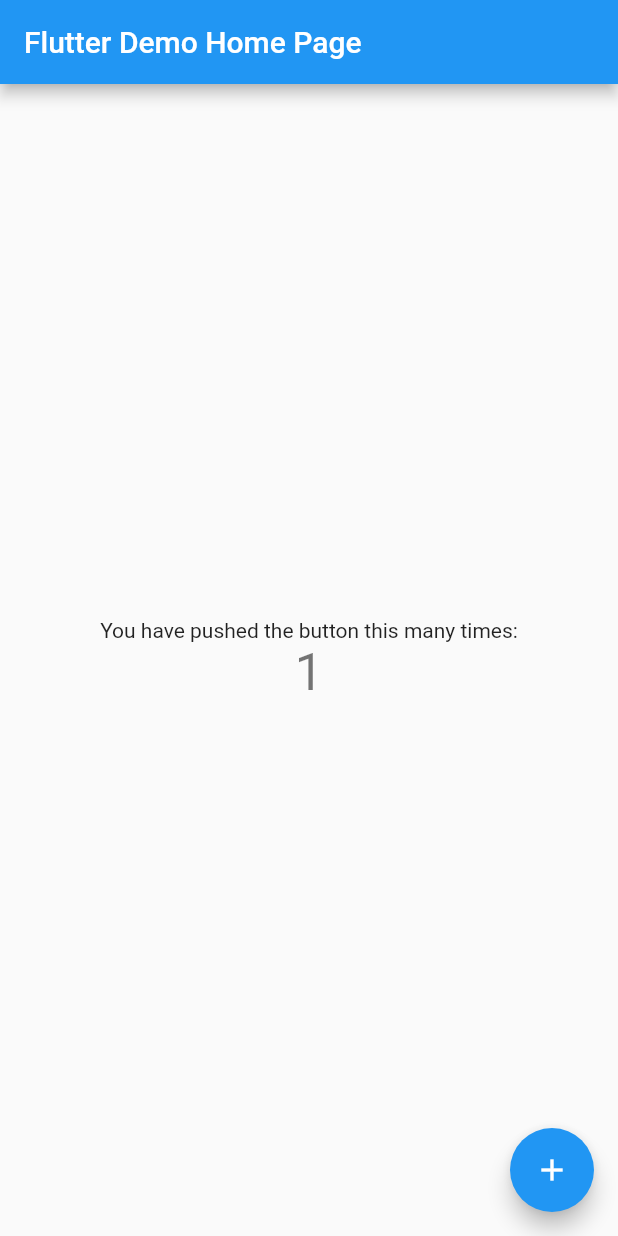
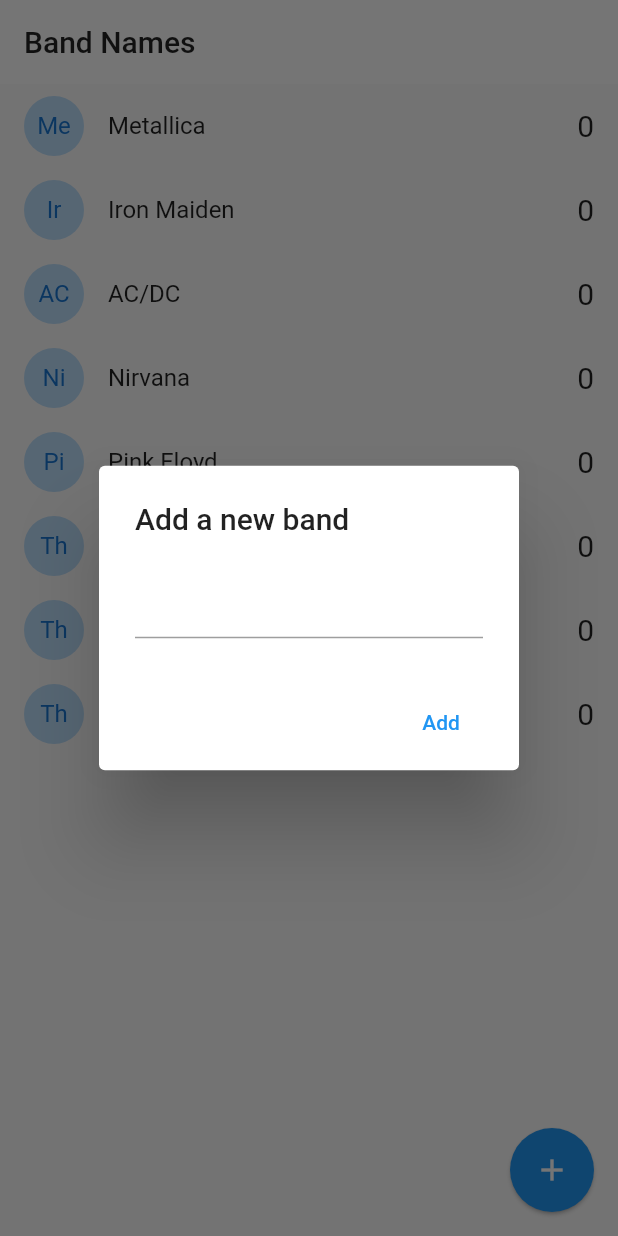
Before and after one commit to andrespd99/bands_app, a Flutter app: the screen it shows after launch, after a tap on the "add" icon, on a phone screen of 412 x 824 dp. Run offline on Flutter 3.47's test engine with Material 2 defaults, Android fonts, the phone set to English and light mode, and no system bars.

Commit message:
Chapter 1.13

```diff
--- a/lib/main.dart
+++ b/lib/main.dart
@@ -1,115 +1,14 @@
+import 'package:bands_app/pages/home.dart';
 import 'package:flutter/material.dart';
 
-void main() {
-  runApp(const MyApp());
-}
+void main() => runApp(MyApp());
 
 class MyApp extends StatelessWidget {
-  const MyApp({Key? key}) : super(key: key);
-
-  // This widget is the root of your application.
   @override
   Widget build(BuildContext context) {
     return MaterialApp(
-      title: 'Flutter Demo',
-      theme: ThemeData(
-        // This is the theme of your application.
-        //
-        // Try running your application with "flutter run". You'll see the
-        // application has a blue toolbar. Then, without quitting the app, try
-        // changing the primarySwatch below to Colors.green and then invoke
-        // "hot reload" (press "r" in the console where you ran "flutter run",
-        // or simply save your changes to "hot reload" in a Flutter IDE).
-        // Notice that the counter didn't reset back to zero; the application
-        // is not restarted.
-        primarySwatch: Colors.blue,
-      ),
-      home: const MyHomePage(title: 'Flutter Demo Home Page'),
+      title: 'Band App',
+      home: HomePage(),
     );
   }
 }
-
-class MyHomePage extends StatefulWidget {
-  const MyHomePage({Key? key, required this.title}) : super(key: key);
-
-  // This widget is the home page of your application. It is stateful, meaning
-  // that it has a State object (defined below) that contains fields that affect
-  // how it looks.
-
-  // This class is the configuration for the state. It holds the values (in this
-  // case the title) provided by the parent (in this case the App widget) and
-  // used by the build method of the State. Fields in a Widget subclass are
-  // always marked "final".
-
-  final String title;
-
-  @override
-  State<MyHomePage> createState() => _MyHomePageState();
-}
-
-class _MyHomePageState extends State<MyHomePage> {
-  int _counter = 0;
-
-  void _incrementCounter() {
-    setState(() {
-      // This call to setState tells the Flutter framework that something has
-      // changed in this State, which causes it to rerun the build method below
-      // so that the display can reflect the updated values. If we changed
-      // _counter without calling setState(), then the build method would not be
-      // called again, and so nothing would appear to happen.
-      _counter++;
-    });
-  }
-
-  @override
-  Widget build(BuildContext context) {
-    // This method is rerun every time setState is called, for instance as done
-    // by the _incrementCounter method above.
-    //
-    // The Flutter framework has been optimized to make rerunning build methods
-    // fast, so that you can just rebuild anything that needs updating rather
-    // than having to individually change instances of widgets.
-    return Scaffold(
-      appBar: AppBar(
-        // Here we take the value from the MyHomePage object that was created by
-        // the App.build method, and use it to set our appbar title.
-        title: Text(widget.title),
-      ),
-      body: Center(
-        // Center is a layout widget. It takes a single child and positions it
-        // in the middle of the parent.
-        child: Column(
-          // Column is also a layout widget. It takes a list of children and
-          // arranges them vertically. By default, it sizes itself to fit its
-          // children horizontally, and tries to be as tall as its parent.
-          //
-          // Invoke "debug painting" (press "p" in the console, choose the
-          // "Toggle Debug Paint" action from the Flutter Inspector in Android
-          // Studio, or the "Toggle Debug Paint" command in Visual Studio Code)
-          // to see the wireframe for each widget.
-          //
-          // Column has various properties to control how it sizes itself and
-          // how it positions its children. Here we use mainAxisAlignment to
-          // center the children vertically; the main axis here is the vertical
-          // axis because Columns are vertical (the cross axis would be
-          // horizontal).
-          mainAxisAlignment: MainAxisAlignment.center,
-          children: <Widget>[
-            const Text(
-              'You have pushed the button this many times:',
-            ),
-            Text(
-              '$_counter',
-              style: Theme.of(context).textTheme.headline4,
-            ),
-          ],
-        ),
-      ),
-      floatingActionButton: FloatingActionButton(
-        onPressed: _incrementCounter,
-        tooltip: 'Increment',
-        child: const Icon(Icons.add),
-      ), // This trailing comma makes auto-formatting nicer for build methods.
-    );
-  }
-}
--- /dev/null
+++ b/lib/models/band.dart
@@ -0,0 +1,17 @@
+class Band {
+  final String id;
+  final String name;
+  int? votes;
+
+  Band({
+    required this.id,
+    required this.name,
+    this.votes,
+  });
+
+  factory Band.fromMap(Map<String, dynamic> data) => Band(
+        id: data['id'],
+        name: data['name'],
+        votes: data['votes'],
+      );
+}
--- /dev/null
+++ b/lib/pages/home.dart
@@ -0,0 +1,145 @@
+import 'dart:io';
+
+import 'package:flutter/cupertino.dart';
+import 'package:flutter/material.dart';
+
+import 'package:bands_app/models/band.dart';
+
+class HomePage extends StatefulWidget {
+  HomePage({Key? key}) : super(key: key);
+
+  @override
+  State<HomePage> createState() => _HomePageState();
+}
+
+class _HomePageState extends State<HomePage> {
+  List<Band> bands = [
+    Band(id: '1', name: 'Metallica', votes: 0),
+    Band(id: '2', name: 'Iron Maiden', votes: 0),
+    Band(id: '3', name: 'AC/DC', votes: 0),
+    Band(id: '4', name: 'Nirvana', votes: 0),
+    Band(id: '5', name: 'Pink Floyd', votes: 0),
+    Band(id: '6', name: 'The Beatles', votes: 0),
+    Band(id: '7', name: 'The Rolling Stones', votes: 0),
+    Band(id: '8', name: 'The Who', votes: 0),
+  ];
+  @override
+  Widget build(BuildContext context) {
+    return Scaffold(
+      appBar: _appBarWidget(),
+      body: ListView.builder(
+        itemCount: bands.length,
+        itemBuilder: (context, i) => _bandTile(bands[i]),
+      ),
+      floatingActionButton: _floatingActionButtonWidget(),
+    );
+  }
+
+  AppBar _appBarWidget() {
+    return AppBar(
+      title: const Text(
+        'Band Names',
+        style: TextStyle(color: Colors.black87),
+      ),
+      elevation: 0,
+      backgroundColor: Colors.white,
+    );
+  }
+
+  Widget _bandTile(Band band) {
+    return Dismissible(
+      key: Key(band.id),
+      direction: DismissDirection.startToEnd,
+      onDismissed: (direction) {},
+      background: Container(
+        padding: const EdgeInsets.only(left: 20.0),
+        color: Colors.red,
+        child: const Align(
+          alignment: Alignment.centerLeft,
+          child: Icon(
+            Icons.delete,
+            color: Colors.white,
+            size: 30,
+          ),
+        ),
+      ),
+      child: ListTile(
+        leading: CircleAvatar(
+          backgroundColor: Colors.blue.shade100,
+          child: Text(
+            band.name.substring(0, 2),
+          ),
+        ),
+        title: Text(band.name),
+        trailing: Text('${band.votes}', style: const TextStyle(fontSize: 20)),
+        onTap: () => print(band.name),
+      ),
+    );
+  }
+
+  FloatingActionButton _floatingActionButtonWidget() {
+    return FloatingActionButton(
+      child: const Icon(Icons.add),
+      onPressed: promptAddBand,
+      elevation: 1,
+    );
+  }
+
+  void promptAddBand() {
+    final controller = TextEditingController();
+
+    if (Platform.isAndroid) {
+      showDialog(
+        context: context,
+        builder: (context) => AlertDialog(
+          title: const Text('Add a new band'),
+          content: TextField(
+            controller: controller,
+          ),
+          actions: [
+            MaterialButton(
+              child: const Text('Add'),
+              elevation: 5,
+              textColor: Colors.blue,
+              onPressed: () => addNewBand(controller.text),
+            ),
+          ],
+        ),
+      );
+    } else {
+      showCupertinoDialog(
+        context: context,
+        builder: (context) => CupertinoAlertDialog(
+          title: const Text('New band name:'),
+          content: CupertinoTextField(
+            controller: controller,
+          ),
+          actions: [
+            CupertinoDialogAction(
+              isDefaultAction: true,
+              child: const Text('Add'),
+              onPressed: () => addNewBand(controller.text),
+            ),
+            CupertinoDialogAction(
+              isDestructiveAction: true,
+              child: const Text('Dismiss'),
+              onPressed: () => Navigator.pop(context),
+            ),
+          ],
+        ),
+      );
+    }
+  }
+
+  void addNewBand(String name) {
+    if (name.length > 1) {
+      bands.add(Band(
+        id: DateTime.now().toUtc().toString(),
+        name: name,
+        votes: 0,
+      ));
+      setState(() {});
+    }
+    Navigator.pop(context);
+  }
+}
```
